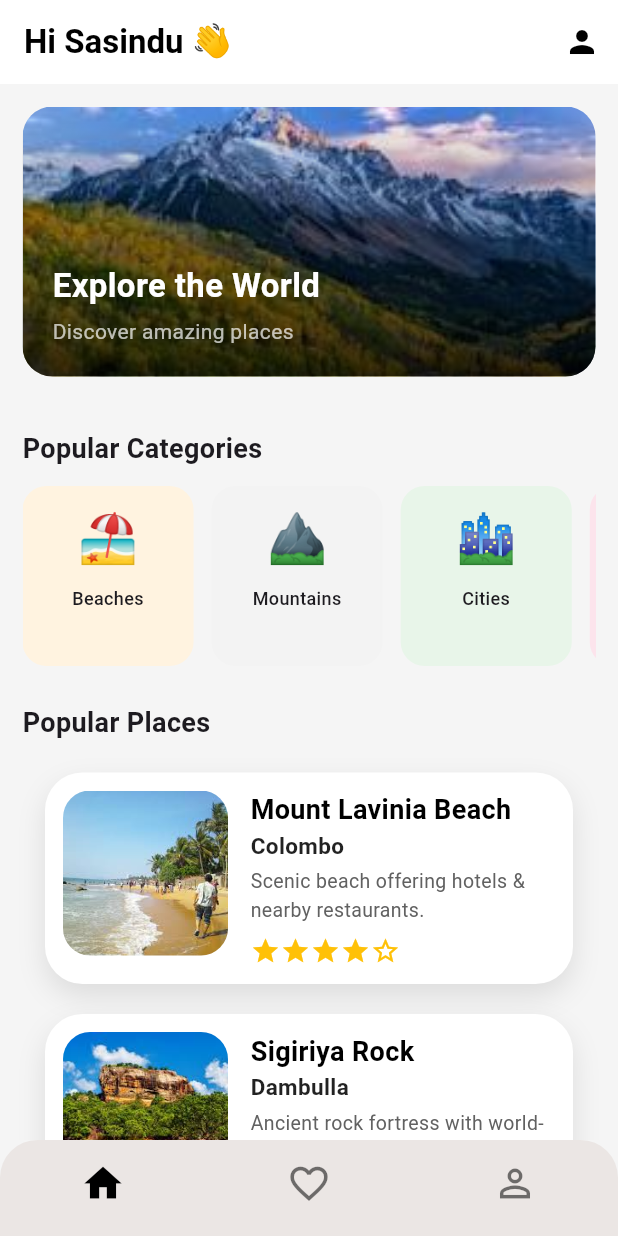
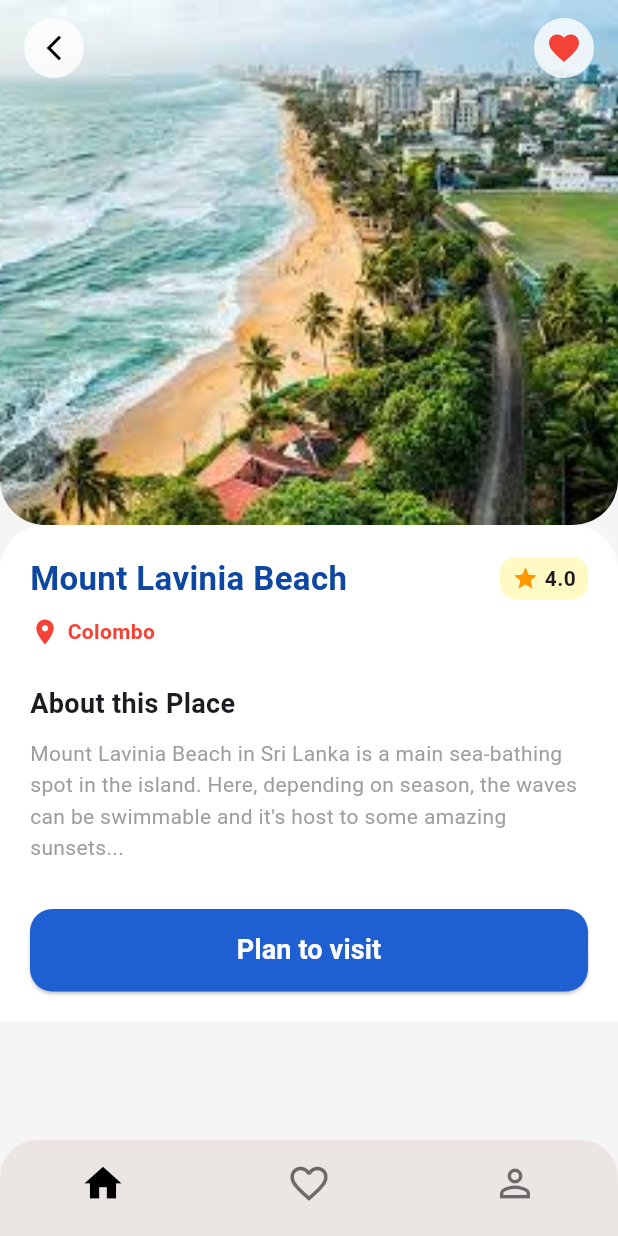
Before and after one commit to SasinduYomal/Simple-Travel-Application, a Flutter app: the screen it shows after launch, on a phone screen of 412 x 824 dp. Run offline on Flutter 3.47's test engine with Material 3 defaults, Android fonts, the phone set to English and light mode, and no system bars.

Commit message:
Design Details Page

```diff
--- a/lib/main.dart
+++ b/lib/main.dart
@@ -1,5 +1,6 @@
 import 'package:flutter/material.dart';
 import 'screens/home_screen.dart';
+import 'screens/details_screen.dart';
 
 void main() {
   runApp(const MyApp());
@@ -13,7 +14,8 @@ class MyApp extends StatelessWidget {
   Widget build(BuildContext context) {
     return MaterialApp(
       title: 'Traveling Application',
-      home: HomeScreen(),
+      home: DetailsScreen(),
+
     );
   }
 }
--- /dev/null
+++ b/lib/screens/details_screen.dart
@@ -0,0 +1,153 @@
+import 'package:flutter/material.dart';
+import '../widgets/bottom_bar.dart';
+
+class DetailsScreen extends StatefulWidget {
+  const DetailsScreen({super.key});
+
+  @override
+  State<DetailsScreen> createState() => _DetailsScreenState();
+}
+class _DetailsScreenState extends State<DetailsScreen> {
+  @override
+  Widget build(BuildContext context) {
+    return Scaffold(
+      backgroundColor: Colors.grey[100],
+      extendBodyBehindAppBar: true,
+      appBar: AppBar(
+        backgroundColor: Colors.transparent,
+        elevation: 0,
+        leading: Padding(
+          padding: const EdgeInsets.only(left: 16, top: 8),
+          child: CircleAvatar(
+            backgroundColor: Colors.white.withOpacity(0.8),
+            child: IconButton(
+              icon: const Icon(Icons.arrow_back_ios_new, color: Colors.black, size: 20),
+              onPressed: () => Navigator.pop(context),
+            ),
+          ),
+        ),
+        actions: [
+          Padding(
+            padding: const EdgeInsets.only(right: 16, top: 8),
+            child: CircleAvatar(
+              backgroundColor: Colors.white.withOpacity(0.8),
+              child: IconButton(
+                icon: const Icon(Icons.favorite, color: Colors.red, size: 24),
+                onPressed: () {},
+              ),
+            ),
+          ),
+        ],
+      ),
+
+      body: Column(
+        children: [
+          ClipRRect(
+            borderRadius: const BorderRadius.only(
+              bottomLeft: Radius.circular(30),
+              bottomRight: Radius.circular(30),
+            ),
+            child: Image.asset(
+              'assets/mount_lavinia.jpg',
+              height: 350,
+              width: double.infinity,
+              fit: BoxFit.cover,
+            ),
+          ),
+          Container(
+            padding: const EdgeInsets.all(20.0),
+            decoration: const BoxDecoration(
+              color: Colors.white,
+              borderRadius: BorderRadius.only(
+                topLeft: Radius.circular(30),
+                topRight: Radius.circular(30),
+              ),
+            ),
+            child: Column(
+              crossAxisAlignment: CrossAxisAlignment.start,
+              children: [
+                Row(
+                  mainAxisAlignment: MainAxisAlignment.spaceBetween,
+                  children: [
+                    const Text(
+                      'Mount Lavinia Beach',
+                      style: TextStyle(
+                        fontSize: 22,
+                        fontWeight: FontWeight.bold,
+                        color: Color(0xFF0D47A1),
+                      ),
+                    ),
+                    Container(
+                      padding: const EdgeInsets.symmetric(horizontal: 8, vertical: 4),
+                      decoration: BoxDecoration(
+                        color: Colors.yellow[100],
+                        borderRadius: BorderRadius.circular(10),
+                      ),
+                      child: const Row(
+                        children: [
+                          Icon(Icons.star, color: Colors.orange, size: 18),
+                          Text(' 4.0', style: TextStyle(fontWeight: FontWeight.bold)),
+                        ],
+                      ),
+                    ),
+                  ],
+                ),
+
+                const SizedBox(height: 10),
+
+                const Row(
+                  children: [
+                    Icon(Icons.location_on, color: Colors.red, size: 20),
+                    SizedBox(width: 5),
+                    Text(
+                      'Colombo',
+                      style: TextStyle(color: Colors.red, fontWeight: FontWeight.w600),
+                    ),
+                  ],
+                ),
+
+                const SizedBox(height: 25),
+
+                const Text(
+                  'About this Place',
+                  style: TextStyle(fontSize: 18, fontWeight: FontWeight.bold),
+                ),
+
+                const SizedBox(height: 10),
+
+                const Text(
+                  'Mount Lavinia Beach in Sri Lanka is a main sea-bathing spot in the island. Here, depending on season, the waves can be swimmable and it\'s host to some amazing sunsets...',
+                  style: TextStyle(color: Colors.grey, height: 1.5),
+                ),
+
+                const SizedBox(height: 30),
+
+                Center(
+                  child: SizedBox(
+                    width: double.infinity,
+                    height: 55,
+                    child: ElevatedButton(
+                      onPressed: () {},
+                      style: ElevatedButton.styleFrom(
+                        backgroundColor: const Color(0xFF1E60D2),
+                        shape: RoundedRectangleBorder(
+                          borderRadius: BorderRadius.circular(15),
+                        ),
+                      ),
+                      child: const Text(
+                        'Plan to visit',
+                        style: TextStyle(fontSize: 18, color: Colors.white, fontWeight: FontWeight.bold),
+                      ),
+                    ),
+                  ),
+                ),
+              ],
+            ),
+          )
+        ],
+      ),
+      bottomNavigationBar: const CustomBottomBar(),
+
+    );
+  }
+}
```
Also changed, not shown: assets/mount_lavinia.jpg.
